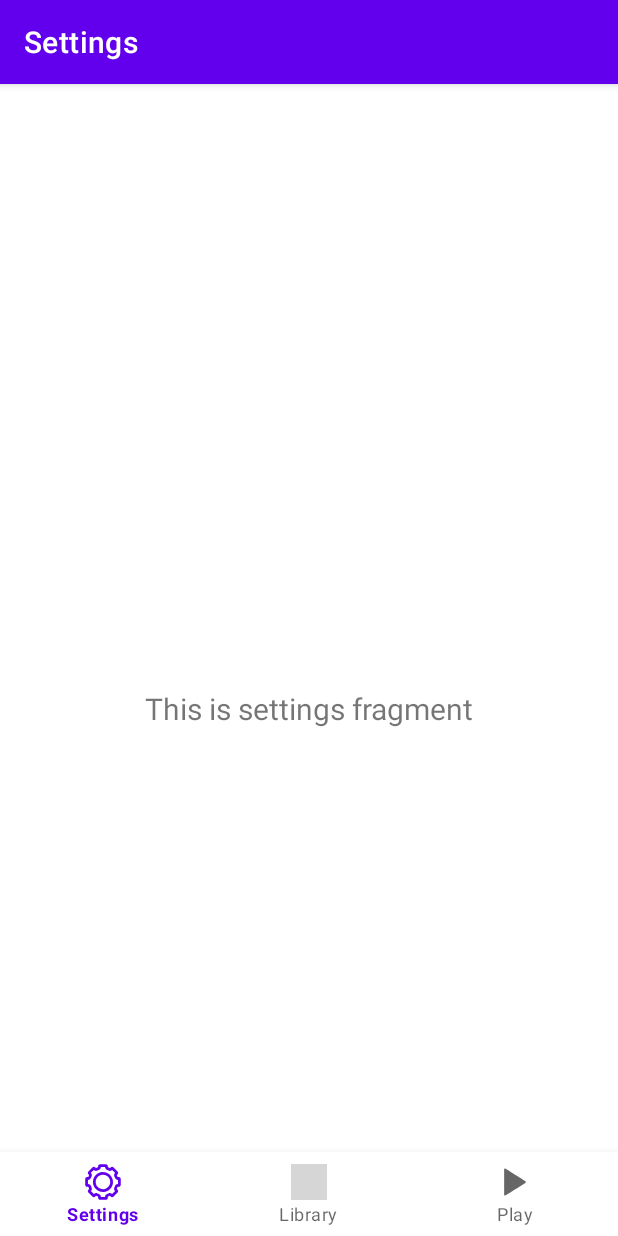
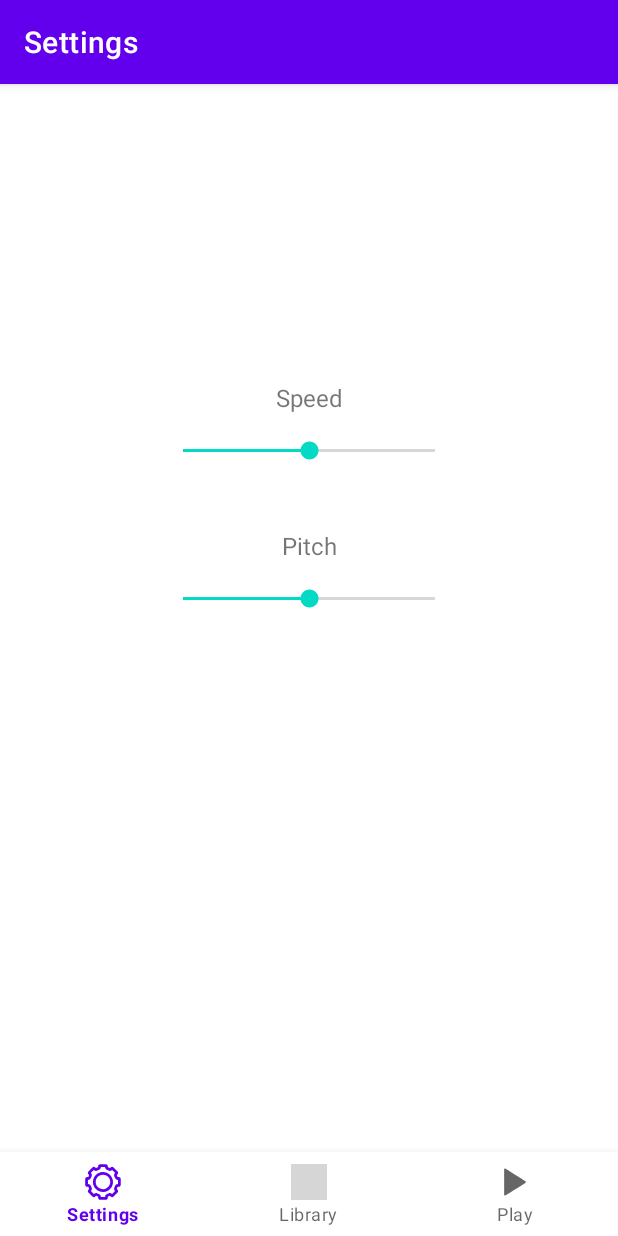
Before and after one commit to glmplx/Storeteller, an Android app: the SettingsFragment screen opened through its navigation route, on a phone screen of 412 x 824 dp. Run offline under Robolectric (Android 15) with nearby library versions, the phone set to English and light mode, and no system bars; our stand-ins replace navigation-ui; libraries missing offline, so code that uses them is left out: com.itextpdf.text; grey boxes are pictures that could not be loaded.

```diff
--- a/app/src/main/java/com/example/storeteller/ui/settings/SettingsFragment.java
+++ b/app/src/main/java/com/example/storeteller/ui/settings/SettingsFragment.java
@@ -4,7 +4,6 @@ import android.os.Bundle;
 import android.view.LayoutInflater;
 import android.view.View;
 import android.view.ViewGroup;
-import android.widget.TextView;
 
 import androidx.annotation.NonNull;
 import androidx.fragment.app.Fragment;
@@ -24,8 +23,6 @@ public class SettingsFragment extends Fragment {
         binding = FragmentSettingsBinding.inflate(inflater, container, false);
         View root = binding.getRoot();
 
-        final TextView textView = binding.textSettings;
-        settingsViewModel.getText().observe(getViewLifecycleOwner(), textView::setText);
         return root;
     }
 
--- a/app/src/main/res/layout/fragment_settings.xml
+++ b/app/src/main/res/layout/fragment_settings.xml
@@ -7,16 +7,44 @@
     tools:context=".ui.settings.SettingsFragment">
 
     <TextView
-        android:id="@+id/text_settings"
-        android:layout_width="match_parent"
+        android:id="@+id/textView2"
+        android:layout_width="wrap_content"
         android:layout_height="wrap_content"
-        android:layout_marginStart="8dp"
-        android:layout_marginTop="8dp"
-        android:layout_marginEnd="8dp"
-        android:textAlignment="center"
-        android:textSize="20sp"
-        app:layout_constraintBottom_toBottomOf="parent"
+        android:layout_marginBottom="15dp"
+        android:text="Pitch"
+        android:textSize="16sp"
+        app:layout_constraintBottom_toTopOf="@+id/seek_bar_pitch"
+        app:layout_constraintEnd_toEndOf="parent"
+        app:layout_constraintStart_toStartOf="parent" />
+
+    <SeekBar
+        android:id="@+id/seek_bar_pitch"
+        android:layout_width="200dp"
+        android:layout_height="wrap_content"
+        android:layout_marginTop="278dp"
+        android:progress="50"
         app:layout_constraintEnd_toEndOf="parent"
         app:layout_constraintStart_toStartOf="parent"
         app:layout_constraintTop_toTopOf="parent" />
+
+    <TextView
+        android:id="@+id/textView3"
+        android:layout_width="wrap_content"
+        android:layout_height="wrap_content"
+        android:layout_marginBottom="15dp"
+        android:text="Speed"
+        android:textSize="16sp"
+        app:layout_constraintBottom_toTopOf="@+id/seek_bar_speed"
+        app:layout_constraintEnd_toEndOf="parent"
+        app:layout_constraintStart_toStartOf="parent" />
+
+    <SeekBar
+        android:id="@+id/seek_bar_speed"
+        android:layout_width="200dp"
+        android:layout_height="wrap_content"
+        android:layout_marginBottom="43dp"
+        android:progress="50"
+        app:layout_constraintBottom_toTopOf="@+id/textView2"
+        app:layout_constraintEnd_toEndOf="parent"
+        app:layout_constraintStart_toStartOf="parent" />
 </androidx.constraintlayout.widget.ConstraintLayout>
```
Also changed, not shown: app/src/main/java/com/example/storeteller/ui/play/PlayFragment.java (+43 -30 lines), app/src/main/res/layout/fragment_play.xml (+4 -3 lines).
